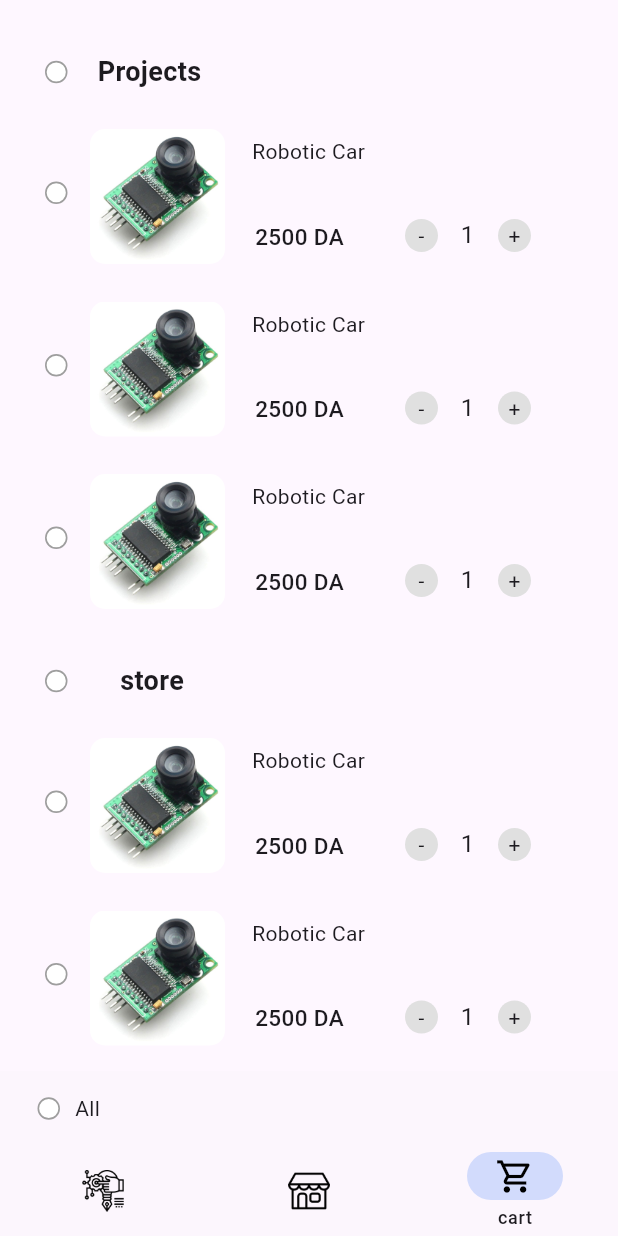
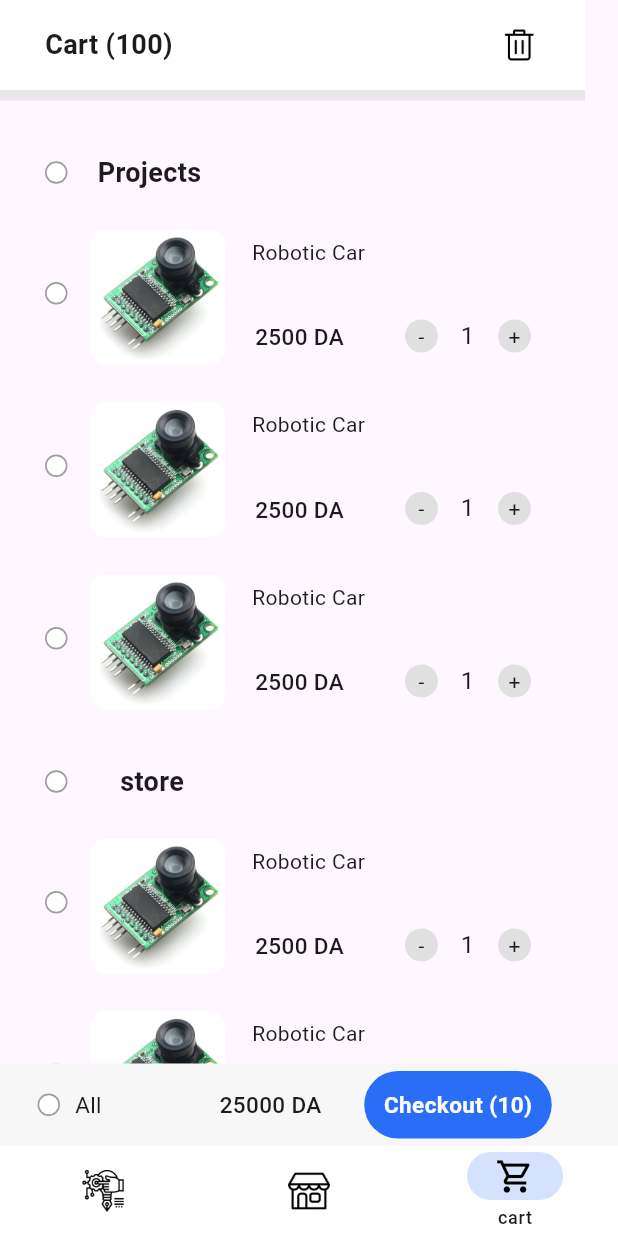
Before and after one commit to HamidiSidahmed/Zelectro, a Flutter app: the screen it shows after launch, item 3 of the bottom bar chosen, on a phone screen of 412 x 824 dp. Run offline on Flutter 3.47's test engine with Material 3 defaults, Android fonts, the phone set to English and light mode, and no system bars; our stand-ins replace flutter_screenutil, get, google_nav_bar, readmore.

Commit message:
The third commit

```diff
--- a/lib/Utils/Bars/BottomBar.dart
+++ b/lib/Utils/Bars/BottomBar.dart
@@ -14,27 +14,64 @@ class _CustomBottomBarState extends State<CustomBottomBar> {
   Widget build(BuildContext context) {
     return Obx(
       () {
-        return Container(
-          height: 110,
+        return AnimatedContainer(
+          duration: Duration(milliseconds: 100),
+          color: Colors.white,
+          height: appController.currentindex.value==2?115:60,
+          child: SingleChildScrollView(
             child: Column(
               children: [
-              Container(
-                color: Colors.grey.shade200.withOpacity(0.1),
+
+
+                    AnimatedContainer(
+                        duration: Duration(milliseconds: 100),
+                        decoration: BoxDecoration(
+                          color: Colors.grey.withOpacity(0.08),
+                        ),
                         child: Row(
                           crossAxisAlignment: CrossAxisAlignment.center,
                           children: [
                             Container(
-                      margin: EdgeInsets.only(left: 25,right: 10),
+                                margin: EdgeInsets.only(left: 25, right: 10),
                                 child: CheckBox(check_Box: false)),
-                    Text("All")
+                            Text(
+                              "All",
+                              style: TextStyle(fontSize: 15),
+                            ),
+                            Container(
+                              margin: EdgeInsets.only(left: 50),
+                              width: 125,
+                              child: Center(
+                                  child: Text(
+                                "25000 DA",
+                                style: TextStyle(
+                                    fontSize: 15, fontWeight: FontWeight.w500),
+                              )),
+                            ),
+                            Container(
+                              decoration: BoxDecoration(
+                                  color: Color(0XFF2A6EF8),
+                                  borderRadius: BorderRadius.circular(25)),
+                              width: 125,
+                              height: 45,
+                              child: Center(
+                                child: Text(
+                                  "Checkout (10)",
+                                  style: TextStyle(
+                                      fontSize: 15,
+                                      fontWeight: FontWeight.bold,
+                                      color: Colors.white),
+                                ),
+                              ),
+                            )
                           ],
                         ),
-                height: 50,
+                        height:appController.currentindex.value == 2? 55:0,
                       ),
                 NavigationBar(
+                    elevation: 0.8,
                     indicatorColor: Color(0XFF2A6EF8).withOpacity(0.2),
-                  backgroundColor: Colors.grey.shade200.withOpacity(0.1),
-
+                    backgroundColor: Colors.white,
                     labelBehavior:
                         NavigationDestinationLabelBehavior.onlyShowSelected,
                     selectedIndex: appController.currentindex.value,
@@ -77,6 +114,7 @@ class _CustomBottomBarState extends State<CustomBottomBar> {
                     ]),
               ],
             ),
+          ),
         );
       },
     );
--- a/lib/view/cart.dart
+++ b/lib/view/cart.dart
@@ -14,10 +14,18 @@ class _CartPageState extends State<CartPage> {
   @override
   Widget build(BuildContext context) {
     return Scaffold(
-      body: SingleChildScrollView(
+      body: Stack(
+        children: [
+          SingleChildScrollView(
             child: Column(
               crossAxisAlignment: CrossAxisAlignment.start,
               children: [
+                Container(
+                  margin: EdgeInsets.only(top: 50),
+                  height: 17,
+                  width: 390,
+                  color: Colors.grey.withOpacity(0.2),
+                ),
                 Row(
                   crossAxisAlignment: CrossAxisAlignment.center,
                   children: [
@@ -29,7 +37,8 @@ class _CartPageState extends State<CartPage> {
                       margin: EdgeInsets.only(top: 35, left: 5),
                       child: Text(
                         "Projects",
-                    style: TextStyle(fontSize: 18, fontWeight: FontWeight.w600),
+                        style: TextStyle(
+                            fontSize: 18, fontWeight: FontWeight.w600),
                       ),
                     ),
                   ],
@@ -58,7 +67,8 @@ class _CartPageState extends State<CartPage> {
                       margin: EdgeInsets.only(top: 35, left: 20, right: 15),
                       child: Text(
                         "store",
-                    style: TextStyle(fontSize: 18, fontWeight: FontWeight.w600),
+                        style: TextStyle(
+                            fontSize: 18, fontWeight: FontWeight.w600),
                       ),
                     ),
                   ],
@@ -80,6 +90,28 @@ class _CartPageState extends State<CartPage> {
               ],
             ),
           ),
+          Container(
+            child: Row(
+              children: [
+                Container(
+                  margin: EdgeInsets.only(left: 30,right: 220),
+                  child: Text(
+                    "Cart (100)",
+                    style: TextStyle(fontSize: 18, fontWeight: FontWeight.bold),
+                  ),
+                ),
+                Container(
+                  width: 22,
+                  height: 22,
+                  child: Image.asset("assets/trash.png"),)
+              ],
+            ),
+            color: Colors.white,
+            width: 390,
+            height: 60,
+          ),
+        ],
+      ),
     );
   }
 }
--- a/lib/view/home.dart
+++ b/lib/view/home.dart
@@ -19,7 +19,8 @@ class HomePage extends StatelessWidget {
   @override
   Widget build(BuildContext context) {
     return Scaffold(
-      bottomNavigationBar:   CustomBottomBar(),
+
+    bottomNavigationBar:   CustomBottomBar(),
         body: Stack(children: [
      appController.currentindex.value==2?Container(): Column(
         children: [
```
Also changed, not shown: assets/trash.png (added). Lines whose indentation alone changed are shown as unchanged.
